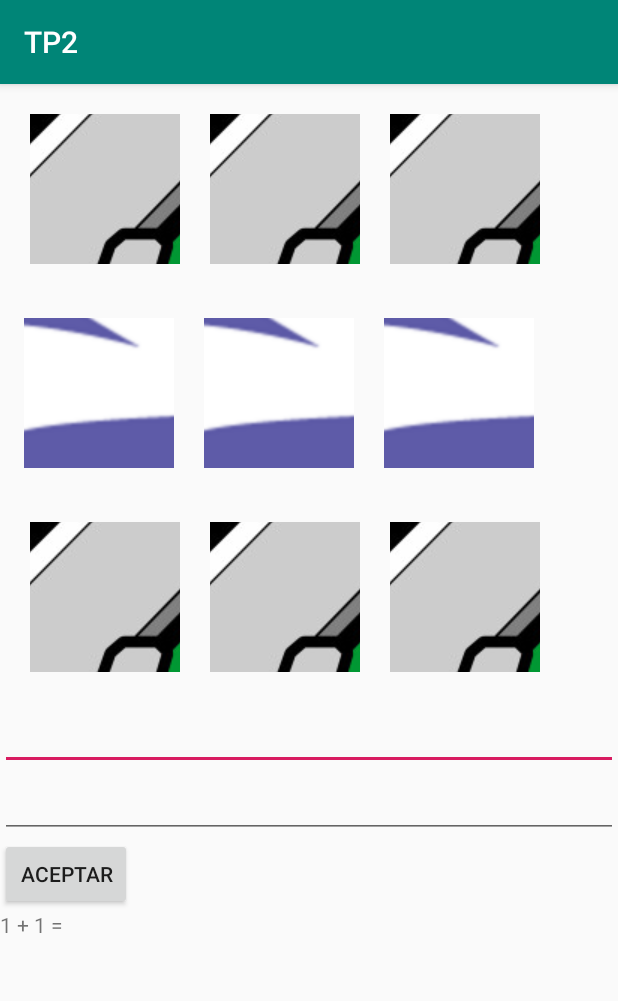
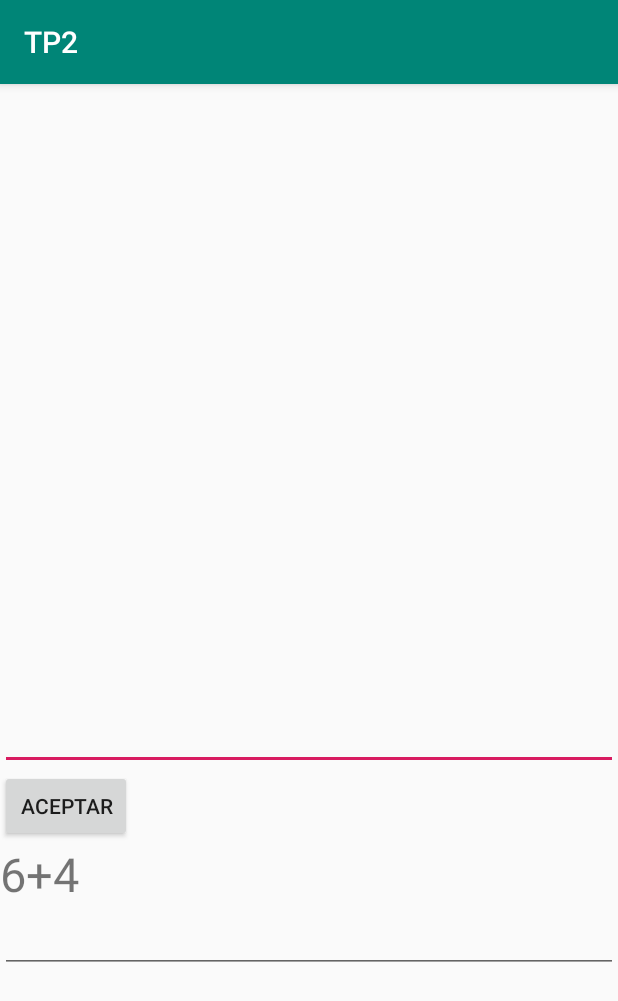
Before and after one commit to BlueTheDuck/ORT_DAI_TP2, an Android app: the screen it shows after launch (MainActivity), on a phone screen of 412 x 824 dp. Shown: the top 1001 px of the screen. Run offline under Robolectric (Android 15) with nearby library versions, the phone set to English and light mode, and no system bars.

```diff
--- a/app/src/main/java/com/ducklings_corp/tp2/MainActivity.java
+++ b/app/src/main/java/com/ducklings_corp/tp2/MainActivity.java
@@ -7,7 +7,9 @@ import android.support.v7.app.AppCompatActivity;
 import android.os.Bundle;
 import android.util.Log;
 import android.view.View;
+import android.widget.EditText;
 import android.widget.ImageButton;
+import android.widget.TextView;
 import android.widget.Toast;
 
 import java.util.Random;
@@ -15,6 +17,8 @@ import java.util.Random;
 public class MainActivity extends AppCompatActivity {
     private ImageButton[] images = new ImageButton[9];
     private int movements = 0;
+    private int firstRandom=0;
+    private int secondRandom=0;
 
     @Override
     protected void onCreate(Bundle savedInstanceState) {
@@ -48,6 +52,16 @@ public class MainActivity extends AppCompatActivity {
                 flipped += side ? 0 : 1;
             }
         } while (flipped == 0 || flipped == 9);
+
+        TextView txtrandom;
+        Random Rgn;
+        Rgn=new Random();
+
+        firstRandom= Rgn.nextInt(10);
+        secondRandom= Rgn.nextInt(10);
+
+        txtrandom= findViewById(R.id.random);
+        txtrandom.setText(firstRandom+"+"+secondRandom);
     }
 
     public void switchTiles(View view) {
@@ -137,4 +151,16 @@ public class MainActivity extends AppCompatActivity {
         }
         return trues==0 || trues==9;
     }
+
+    private void Checkchaptcha(View view){
+        EditText editRandom;
+        int convertedRandom;
+
+    editRandom=findViewById(R.id.captcha);
+
+        convertedRandom=Integer.parseInt(editRandom.getText().toString());
+        if(convertedRandom==firstRandom+secondRandom){
+
+        }
+    }
 }
--- a/app/src/main/res/layout/activity_main.xml
+++ b/app/src/main/res/layout/activity_main.xml
@@ -4,6 +4,13 @@
     android:layout_width="match_parent"
     android:orientation="vertical"
     xmlns:android="http://schemas.android.com/apk/res/android">
+    <LinearLayout
+        android:id="@+id/buttoninvisible"
+        android:orientation="vertical"
+        android:layout_width="wrap_content"
+        android:layout_height="wrap_content"
+        android:visibility="invisible">
+
         <LinearLayout
             android:layout_width="wrap_content"
             android:layout_height="wrap_content"
@@ -88,6 +95,7 @@
                 android:onClick="switchTiles"/>
 
         </LinearLayout>
+    </LinearLayout>
 
     <LinearLayout
         android:layout_width="match_parent"
@@ -97,10 +105,6 @@
             android:layout_width="match_parent"
             android:layout_height="wrap_content"
             android:id="@+id/name"/>
-        <EditText
-            android:layout_width="match_parent"
-            android:layout_height="wrap_content"
-            android:id="@+id/captcha"/>
         <Button
             android:layout_width="wrap_content"
             android:layout_height="wrap_content"
@@ -108,6 +112,12 @@
         <TextView
             android:layout_width="wrap_content"
             android:layout_height="wrap_content"
-            android:text="1 + 1 = "/>
+            android:text="1 + 1 = "
+            android:id="@+id/random"
+            android:textSize="14pt"/>
+        <EditText
+            android:layout_width="match_parent"
+            android:layout_height="wrap_content"
+            android:id="@+id/captcha"/>
     </LinearLayout>
 </LinearLayout>
```
Lines whose indentation alone changed are shown as unchanged.
